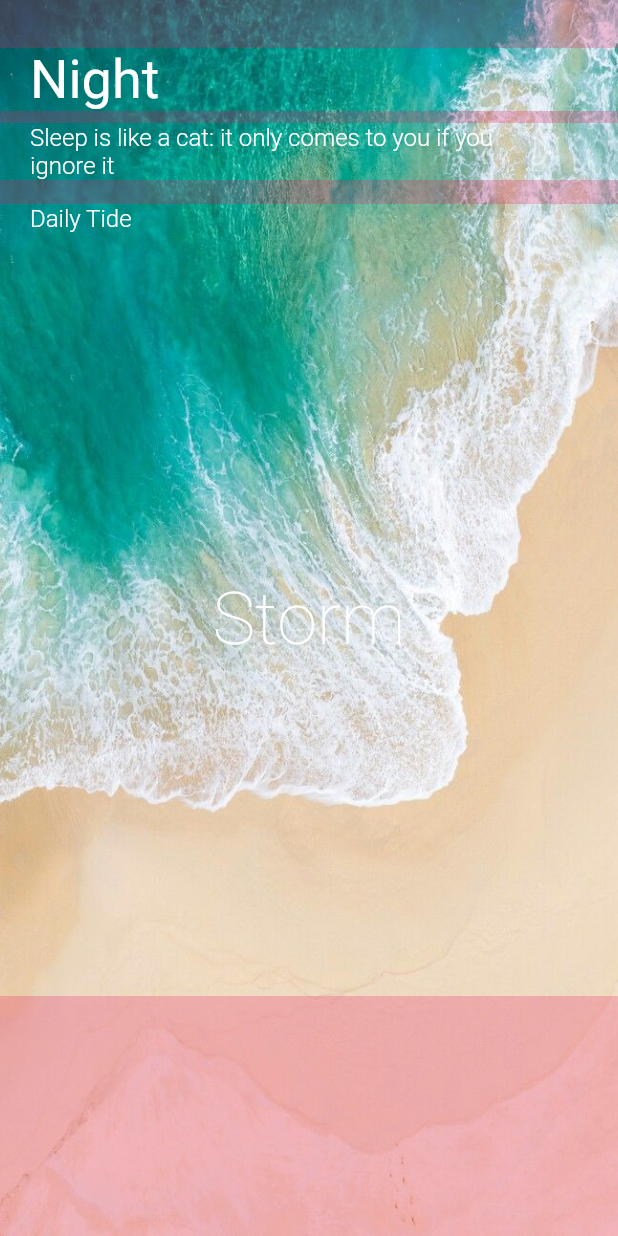
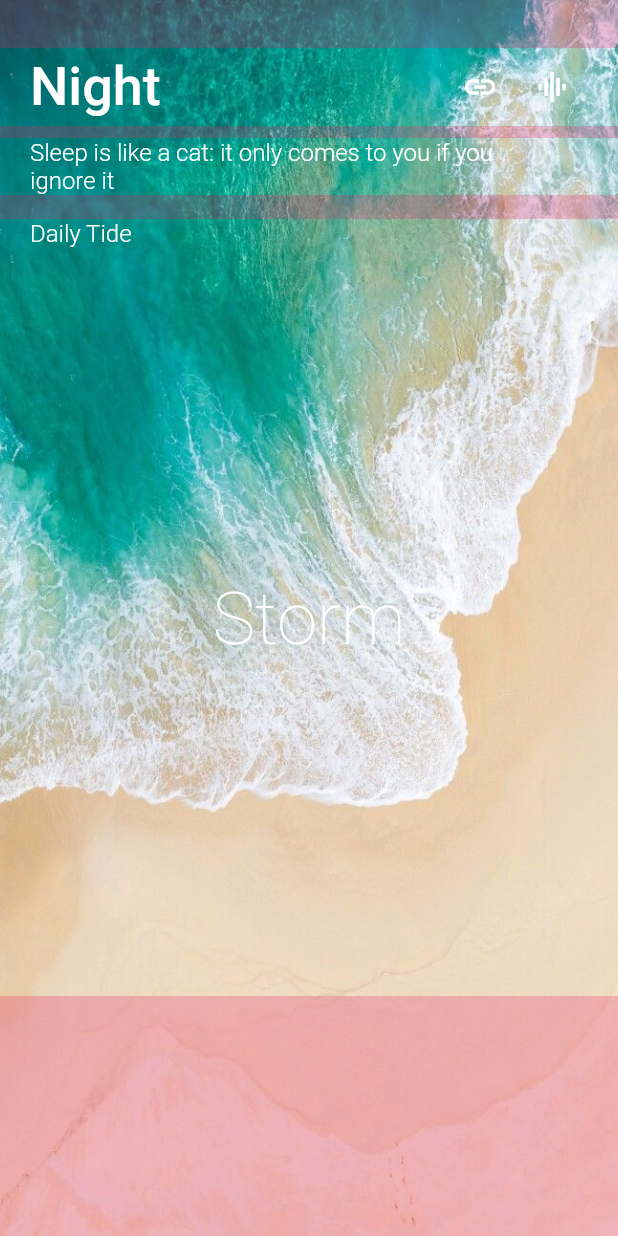
Before and after one commit to pjhjohn/flutter-ui-copy, a Flutter app: the screen it shows after launch, on a phone screen of 412 x 824 dp. Run offline on Flutter 3.47's test engine with Material 2 defaults, Android fonts, the phone set to English and light mode, and no system bars.

Commit message:
Add Icons with SnackBar Action

```diff
--- a/lib/main.dart
+++ b/lib/main.dart
@@ -11,7 +11,7 @@ class TideUiCopyApp extends StatelessWidget {
     return MaterialApp(
       theme: ThemeData(
         textTheme: TextTheme(
-          headline1: TextStyle(color: Colors.white, fontSize: 36.0, fontWeight: FontWeight.w400),
+          headline1: TextStyle(color: Colors.white, fontSize: 36.0, fontWeight: FontWeight.w500),
           headline2: TextStyle(color: Colors.white, fontSize: 48.0, fontWeight: FontWeight.w100),
           bodyText1: TextStyle(color: Colors.white, fontSize: 16.0, fontWeight: FontWeight.w300),
         ),
@@ -47,9 +47,28 @@ class MainScreen extends StatelessWidget {
                       height: 32.0,
                     ),
                     Container(
-                      margin: EdgeInsets.symmetric(horizontal: 20.0),
+                      margin: EdgeInsets.symmetric(horizontal: 20.0, vertical: 2.0),
                       child: Row(children: [
-                        Text('Night', style: Theme.of(context).textTheme.headline1),
+                        Flexible(
+                          fit: FlexFit.tight,
+                          child: Text('Night', style: Theme.of(context).textTheme.headline1),
+                        ),
+                        IconButton(
+                          icon: const Icon(
+                            Icons.link,
+                            color: Colors.white,
+                          ),
+                          onPressed: () =>
+                              ScaffoldMessenger.of(context).showSnackBar(SnackBar(content: Text('Icon Clicked'))),
+                        ),
+                        IconButton(
+                          icon: const Icon(
+                            Icons.multitrack_audio,
+                            color: Colors.white,
+                          ),
+                          onPressed: () =>
+                              ScaffoldMessenger.of(context).showSnackBar(SnackBar(content: Text('Icon Clicked'))),
+                        ),
                       ]),
                     ),
                     Container(
```
